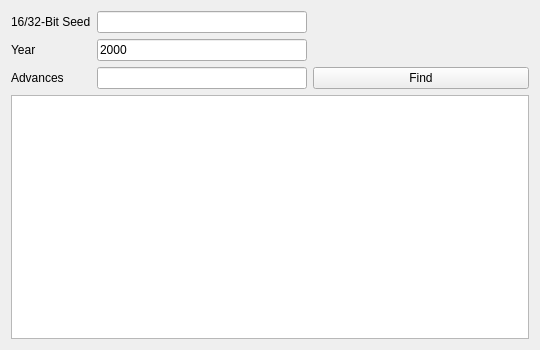
Admiral-Fish/PokeFinder, file Source/Form/Gen3/Tools/SeedToTime3.ui: the form before one commit.
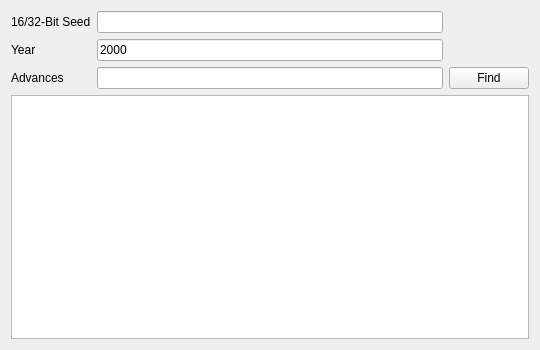
The form after the commit. Custom widgets are drawn as their Qt base class.

What changed in the file:
```diff
--- a/Source/Form/Gen3/Tools/SeedToTime3.ui
+++ b/Source/Form/Gen3/Tools/SeedToTime3.ui
@@ -29,12 +29,6 @@
      <property name="orientation">
       <enum>Qt::Horizontal</enum>
      </property>
-     <property name="sizeHint" stdset="0">
-      <size>
-       <width>216</width>
-       <height>20</height>
-      </size>
-     </property>
     </spacer>
    </item>
    <item row="1" column="0">
```
Left out of the diff: 40 changed lines with no effect on the pictures.
